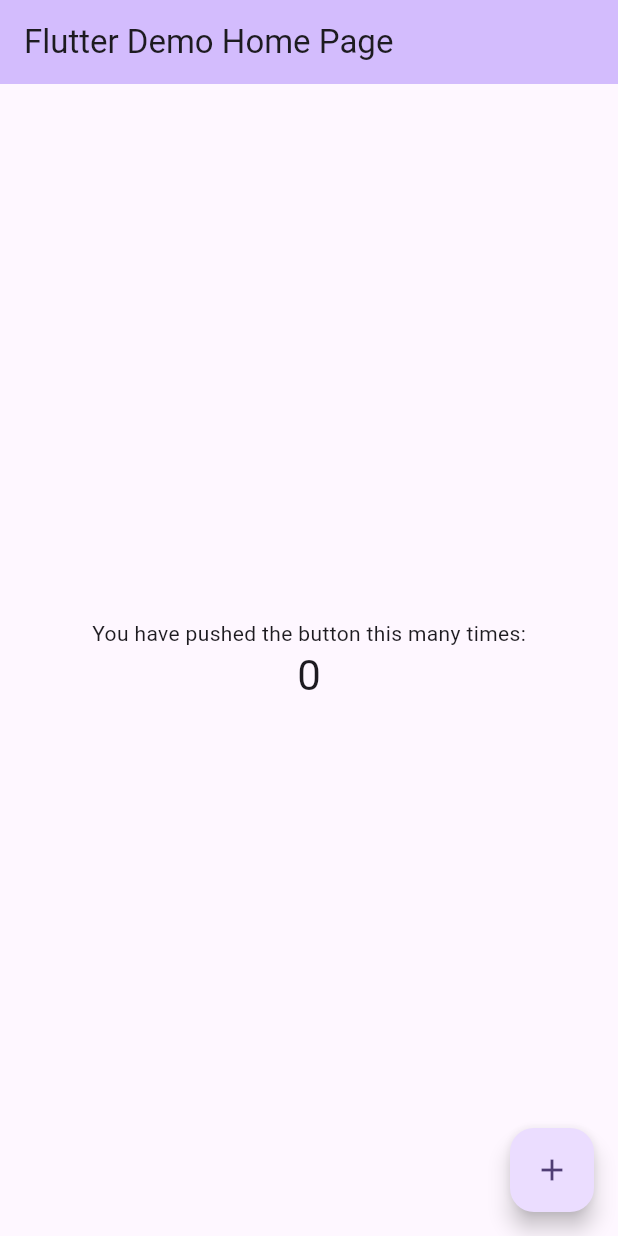
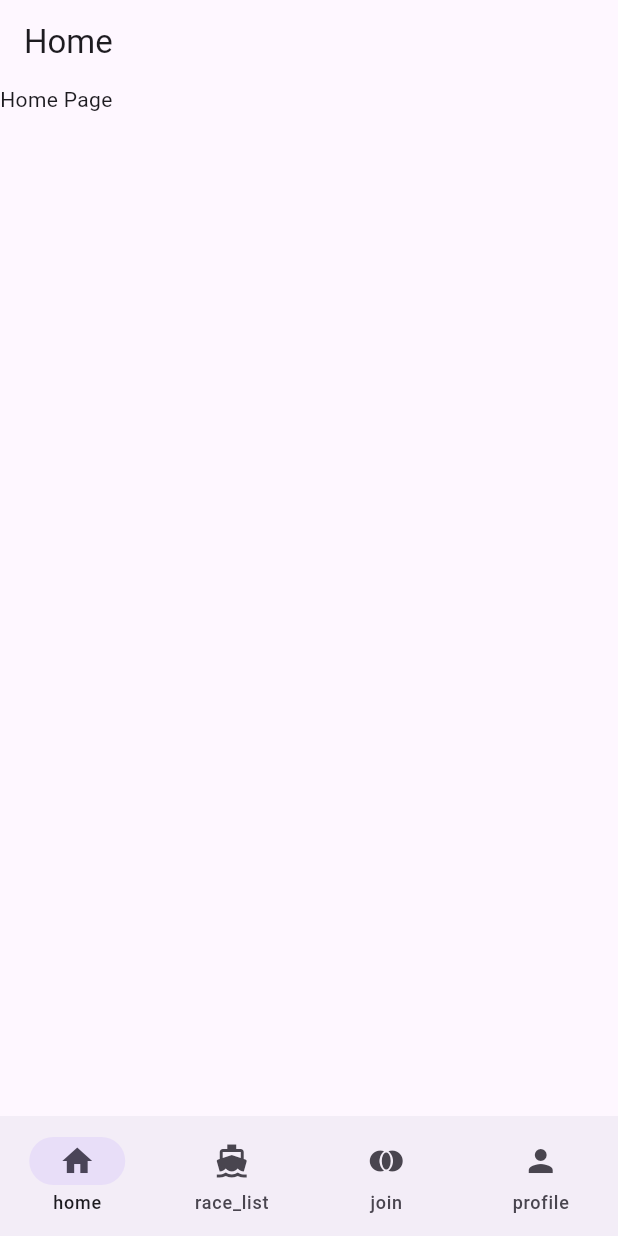
Before and after one commit to COMP-4350-Group-8/comp4350-project, a Flutter app: the screen it shows after launch, on a phone screen of 412 x 824 dp. Run offline on Flutter 3.47's test engine with Material 3 defaults, Android fonts, the phone set to English and light mode, and no system bars; our stand-ins replace go_router.

Commit message:
Dev/flutter display race info (#30)
- Added clean navigation between pages
- Fixed UI crashing
- Cleaned Files

```diff
--- a/frontend/flutter_client/analysis_options.yaml
+++ b/frontend/flutter_client/analysis_options.yaml
@@ -7,6 +7,9 @@
 
 # The following line activates a set of recommended lints for Flutter apps,
 # packages, and plugins designed to encourage good coding practices.
+analyzer:
+  errors:
+    dangling_library_doc_comments: ignore
 include: package:flutter_lints/flutter.yaml
 
 linter:
--- /dev/null
+++ b/frontend/flutter_client/lib/logic/destination.dart
@@ -0,0 +1,12 @@
+/// [Destination_Logic]
+
+import 'package:flutter/material.dart';
+
+
+class Destination {
+  const Destination(this.index, this.path, this.label, this.icon);
+  final int index;
+  final String path;
+  final String label;
+  final IconData icon;
+}
--- /dev/null
+++ b/frontend/flutter_client/lib/logic/theme.dart
@@ -0,0 +1,38 @@
+
+import 'package:flutter/material.dart';
+
+@immutable
+class CustomTheme extends ThemeExtension<CustomTheme> {
+  const CustomTheme({
+    this.primaryColor = const Color.fromARGB(255, 46, 95, 80),
+    this.tertiaryColor = const Color.fromRGBO(11, 116, 112, 1),
+    this.neutralColor = const Color.fromARGB(255, 142, 198, 181),
+  });
+
+  final Color primaryColor, tertiaryColor, neutralColor;
+
+  ThemeData toThemeData(){
+    return ThemeData(useMaterial3: true);
+  }
+
+  @override
+  ThemeExtension<CustomTheme> copyWith({
+    Color? primaryColor,
+    Color? tertiaryColor,
+    Color? neutralColor,
+  }) => CustomTheme(
+          primaryColor: primaryColor ?? this.primaryColor,
+          tertiaryColor: tertiaryColor ?? this.tertiaryColor,
+          neutralColor: neutralColor ?? this.neutralColor
+        );
+
+  @override
+  ThemeExtension<CustomTheme> lerp(covariant ThemeExtension<CustomTheme>? other, double t) {
+    if (other is! CustomTheme) return this;
+    return CustomTheme(
+      primaryColor: Color.lerp(primaryColor, other.primaryColor, t)!,
+      tertiaryColor: Color.lerp(tertiaryColor, other.tertiaryColor, t)!,
+      neutralColor: Color.lerp(neutralColor, other.neutralColor, t)!
+    );
+  }
+}
--- a/frontend/flutter_client/lib/main.dart
+++ b/frontend/flutter_client/lib/main.dart
@@ -1,125 +1,86 @@
+// ignore_for_file: unused_local_variable
+
 import 'package:flutter/material.dart';
+import 'package:go_router/go_router.dart';
+
+import 'widgets/navigation_bar_widget.dart';
+import 'logic/theme.dart';
 
 void main() {
-  runApp(const MyApp());
+  runApp(const MaterialApp(home: MyApp()));
 }
 
-class MyApp extends StatelessWidget {
+// Used for handling and storing data within each of the main pages
+late final List<GlobalKey<NavigatorState>> navigatorKeys;
+late final List<GlobalKey> destinationKeys;
+late final List<AnimationController> destinationFaders;
+late final List<Widget> destinationViews;
+
+final GlobalKey<NavigatorState> _rootNavigatorKey = GlobalKey<NavigatorState>();
+final GlobalKey<NavigatorState> _shellNavigatorKey = GlobalKey<NavigatorState>();
+
+
+final GoRouter _router = GoRouter(
+  navigatorKey: _rootNavigatorKey,
+  initialLocation: '/home',
+  routes: <RouteBase>[
+    ShellRoute(
+      navigatorKey: _shellNavigatorKey,
+      builder: (context, state, child) {
+        return ScaffoldWithNavBar(
+          child:Text('data')
+        );
+      },
+      routes: [
+        GoRoute(
+          parentNavigatorKey: _shellNavigatorKey,
+          path: '/home',
+          name: 'home',
+          builder: (context, state){
+            return const Text('place a list here');
+          }
+        ),
+        GoRoute(
+          parentNavigatorKey: _shellNavigatorKey,
+          path: '/race_list',
+          name: 'race_ist',
+          builder: (context, state){
+            return const Text('place a list here');
+          }
+        ),
+        GoRoute(
+          parentNavigatorKey: _shellNavigatorKey,
+          path: '/join',
+          name: 'join',
+          builder: (context, state){
+            return const Text('place temp here');
+          }
+        ),
+        GoRoute(
+          parentNavigatorKey: _shellNavigatorKey,
+          path: '/profile',
+          name: 'profile',
+          builder: (context, state){
+            return const Text('place temp here');
+          }
+        )
+      ]
+    )
+  ]
+);
+
+
+
+class MyApp extends StatelessWidget{
   const MyApp({super.key});
 
-  // This widget is the root of your application.
   @override
   Widget build(BuildContext context) {
-    return MaterialApp(
-      title: 'Flutter Demo',
-      theme: ThemeData(
-        // This is the theme of your application.
-        //
-        // TRY THIS: Try running your application with "flutter run". You'll see
-        // the application has a purple toolbar. Then, without quitting the app,
-        // try changing the seedColor in the colorScheme below to Colors.green
-        // and then invoke "hot reload" (save your changes or press the "hot
-        // reload" button in a Flutter-supported IDE, or press "r" if you used
-        // the command line to start the app).
-        //
-        // Notice that the counter didn't reset back to zero; the application
-        // state is not lost during the reload. To reset the state, use hot
-        // restart instead.
-        //
-        // This works for code too, not just values: Most code changes can be
-        // tested with just a hot reload.
-        colorScheme: ColorScheme.fromSeed(seedColor: Colors.deepPurple),
-        useMaterial3: true,
-      ),
-      home: const MyHomePage(title: 'Flutter Demo Home Page'),
+    const customTheme = CustomTheme();
+    return MaterialApp.router(
+      title: 'Sailing Race Analyzer',
+      theme: customTheme.toThemeData(),
+      routerConfig: _router,
     );
   }
 }
-
-class MyHomePage extends StatefulWidget {
-  const MyHomePage({super.key, required this.title});
-
-  // This widget is the home page of your application. It is stateful, meaning
-  // that it has a State object (defined below) that contains fields that affect
-  // how it looks.
-
-  // This class is the configuration for the state. It holds the values (in this
-  // case the title) provided by the parent (in this case the App widget) and
-  // used by the build method of the State. Fields in a Widget subclass are
-  // always marked "final".
-
-  final String title;
-
-  @override
-  State<MyHomePage> createState() => _MyHomePageState();
-}
-
-class _MyHomePageState extends State<MyHomePage> {
-  int _counter = 0;
-
-  void _incrementCounter() {
-    setState(() {
-      // This call to setState tells the Flutter framework that something has
-      // changed in this State, which causes it to rerun the build method below
-      // so that the display can reflect the updated values. If we changed
-      // _counter without calling setState(), then the build method would not be
-      // called again, and so nothing would appear to happen.
-      _counter++;
-    });
-  }
-
-  @override
-  Widget build(BuildContext context) {
-    // This method is rerun every time setState is called, for instance as done
-    // by the _incrementCounter method above.
-    //
-    // The Flutter framework has been optimized to make rerunning build methods
-    // fast, so that you can just rebuild anything that needs updating rather
-    // than having to individually change instances of widgets.
-    return Scaffold(
-      appBar: AppBar(
-        // TRY THIS: Try changing the color here to a specific color (to
-        // Colors.amber, perhaps?) and trigger a hot reload to see the AppBar
-        // change color while the other colors stay the same.
-        backgroundColor: Theme.of(context).colorScheme.inversePrimary,
-        // Here we take the value from the MyHomePage object that was created by
-        // the App.build method, and use it to set our appbar title.
-        title: Text(widget.title),
-      ),
-      body: Center(
-        // Center is a layout widget. It takes a single child and positions it
-        // in the middle of the parent.
-        child: Column(
-          // Column is also a layout widget. It takes a list of children and
-          // arranges them vertically. By default, it sizes itself to fit its
-          // children horizontally, and tries to be as tall as its parent.
-          //
-          // Column has various properties to control how it sizes itself and
-          // how it positions its children. Here we use mainAxisAlignment to
-          // center the children vertically; the main axis here is the vertical
-          // axis because Columns are vertical (the cross axis would be
-          // horizontal).
-          //
-          // TRY THIS: Invoke "debug painting" (choose the "Toggle Debug Paint"
-          // action in the IDE, or press "p" in the console), to see the
-          // wireframe for each widget.
-          mainAxisAlignment: MainAxisAlignment.center,
-          children: <Widget>[
-            const Text(
-              'You have pushed the button this many times:',
-            ),
-            Text(
-              '$_counter',
-              style: Theme.of(context).textTheme.headlineMedium,
-            ),
-          ],
-        ),
-      ),
-      floatingActionButton: FloatingActionButton(
-        onPressed: _incrementCounter,
-        tooltip: 'Increment',
-        child: const Icon(Icons.add),
-      ), // This trailing comma makes auto-formatting nicer for build methods.
-    );
-  }
-}
--- /dev/null
+++ b/frontend/flutter_client/lib/screens/home_page.dart
@@ -0,0 +1,33 @@
+/// [Home_Page]
+
+import 'package:flutter/material.dart';
+
+import '../logic/theme.dart';
+
+
+/// [HomePage]
+class HomePage extends StatefulWidget {
+  const HomePage({super.key});
+  @override
+  State<HomePage> createState() => _HomePageState();
+}
+
+/// [_HomePageState]
+class _HomePageState extends State<HomePage>{
+  CustomTheme customTheme = CustomTheme();
+  @override
+  Widget build(BuildContext context) {
+    // ignore: unused_local_variable
+    final ThemeData customTheme = Theme.of(context);
+    return Scaffold(
+      appBar: AppBar(
+        title: Text('Home'),
+      ),
+      body: SafeArea(
+        child: const Text(
+          'Home Page',
+        )
+      )
+    );
+  }
+}
--- /dev/null
+++ b/frontend/flutter_client/lib/widgets/map_widget.dart
@@ -0,0 +1 @@
+/// [Map_Widget]
--- /dev/null
+++ b/frontend/flutter_client/lib/widgets/navigation_bar_widget.dart
@@ -0,0 +1,57 @@
+import 'package:flutter/material.dart';
+
+import '../logic/destination.dart';
+
+import '../screens/home_page.dart';
+import '../screens/join_page.dart';
+import '../screens/profile_page.dart';
+import '../screens/race_info_page.dart';
+
+class ScaffoldWithNavBar extends StatefulWidget{
+  const ScaffoldWithNavBar({required this.child, super.key});
+
+  final Widget child;
+
+  @override
+  State<ScaffoldWithNavBar> createState() => _ScaffoldWithNavBarState();
+}
+
+class _ScaffoldWithNavBarState extends State<ScaffoldWithNavBar>{
+  int currentPageIndex = 0;
+  NavigationDestinationLabelBehavior labelBehavior = NavigationDestinationLabelBehavior.alwaysShow;
+
+  static const List<Destination> navBarDestinations = <Destination>[
+  Destination(0, '/home', 'home', Icons.home),
+  Destination(1, '/race_list', 'race_list', Icons.directions_boat),
+  Destination(2, '/join', 'join', Icons.join_full),
+  Destination(3, '/profile', 'profile', Icons.person),
+  ];
+
+  @override
+  Widget build(BuildContext context) {
+    return Scaffold(
+      bottomNavigationBar: NavigationBar(
+        destinations: navBarDestinations.map<NavigationDestination>(
+          (Destination destination) {
+            return NavigationDestination(
+              icon: Icon(destination.icon),
+              label: destination.label,
+            );
+          }
+        ).toList(),
+        selectedIndex: currentPageIndex,
+        onDestinationSelected: (int index){
+          setState(() {
+            currentPageIndex = index;
+          });
+        }
+      ),
+      body: [
+        HomePage(),
+        RaceInfoPage(), // Should acutally be RaceListPage(), then from the Race List Page you would click on the desired RaceInfoPage()
+        JoinPage(),
+        ProfilePage()
+      ][currentPageIndex]
+    );
+  }
+}
--- a/frontend/flutter_client/pubspec.yaml
+++ b/frontend/flutter_client/pubspec.yaml
@@ -35,6 +35,7 @@ dependencies:
   # The following adds the Cupertino Icons font to your application.
   # Use with the CupertinoIcons class for iOS style icons.
   cupertino_icons: ^1.0.8
+  go_router: ^14.3.0
 
 dev_dependencies:
   flutter_test:
```
Also changed, not shown: frontend/flutter_client/lib/screens/join_page.dart (added, +30 -0 lines), frontend/flutter_client/lib/screens/profile_page.dart (added, +30 -0 lines), frontend/flutter_client/lib/screens/race_info_page.dart (added, +30 -0 lines), frontend/flutter_client/lib/screens/race_list_page.dart (added, +30 -0 lines), frontend/flutter_client/lib/screens/settings_page.dart (added, +30 -0 lines), frontend/flutter_client/pubspec.lock, 1 other file.
